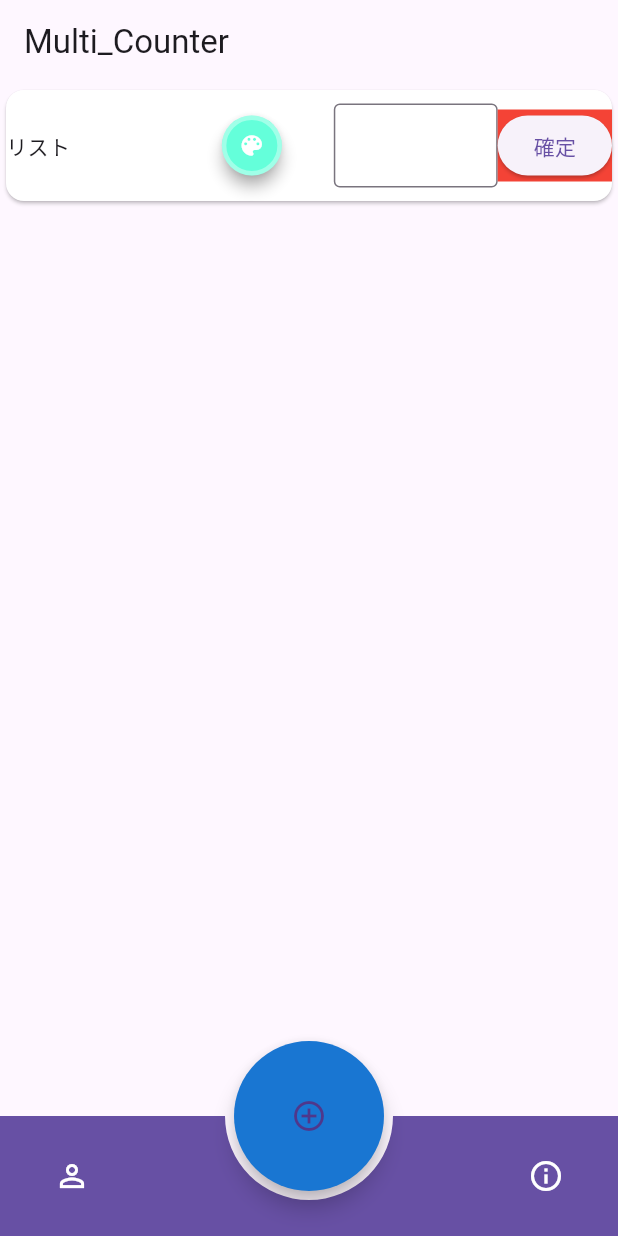
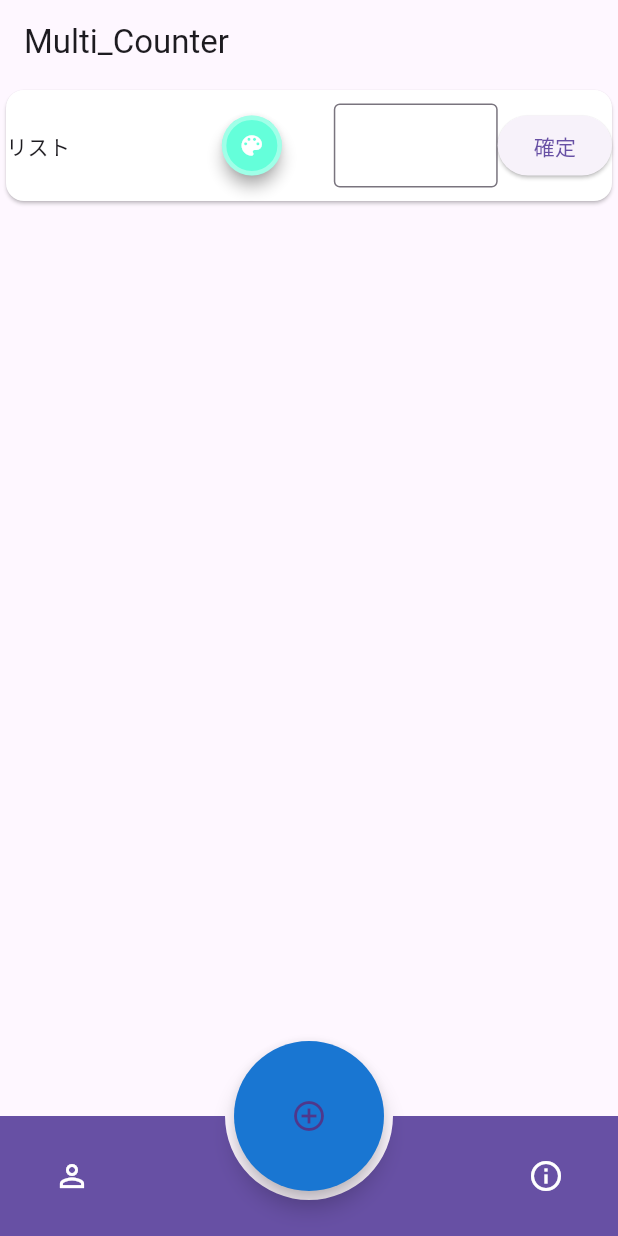
Before and after one commit to kite0311/multi_counter, a Flutter app: the screen it shows after launch, after a tap on the "add circle outline" icon, on a phone screen of 412 x 824 dp. Run offline on Flutter 3.47's test engine with Material 3 defaults, Android fonts, the phone set to English and light mode, and no system bars; our stand-ins replace flutter_colorpicker.

Commit message:
Initial commit

```diff
--- a/lib/component/card_list/common_card_list.dart
+++ b/lib/component/card_list/common_card_list.dart
@@ -117,8 +117,6 @@ class _CommonCardListState extends State<CommonCardList> {
                         children: [
                           // 編集確定ボタン
                           Container(
-                            // TODO テスト用のカラーを設定してるため後で編集
-                            color: Colors.red,
                             child: ElevatedButton(
                               onPressed: () {},
                               child: Text('確定'),
```
